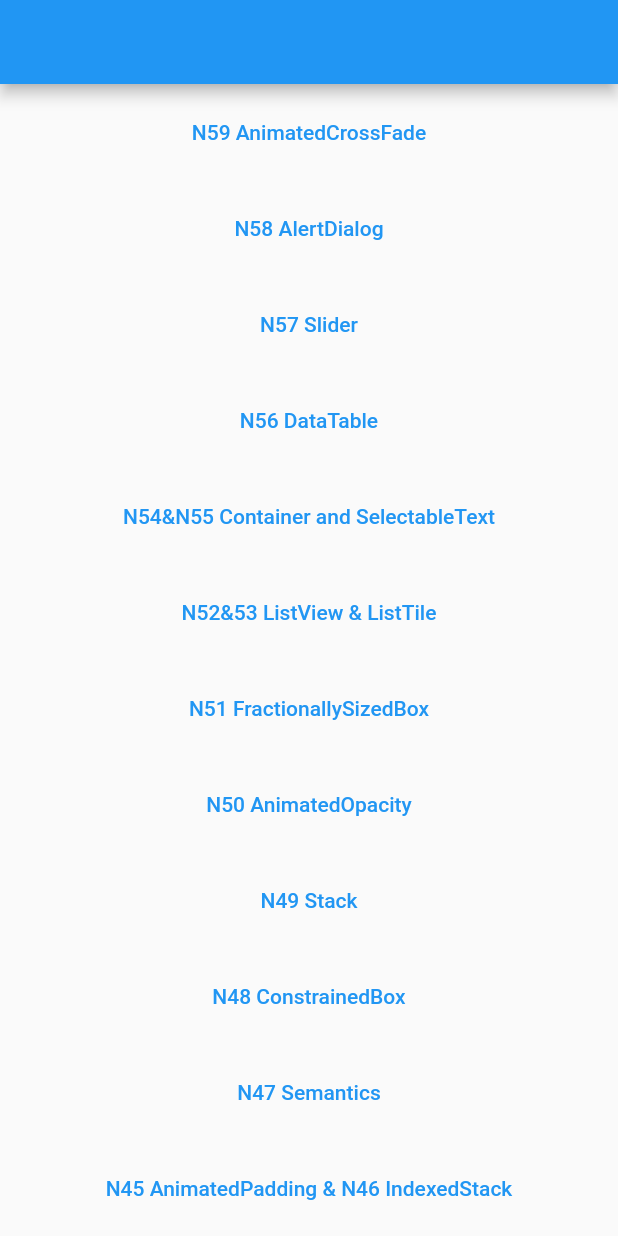
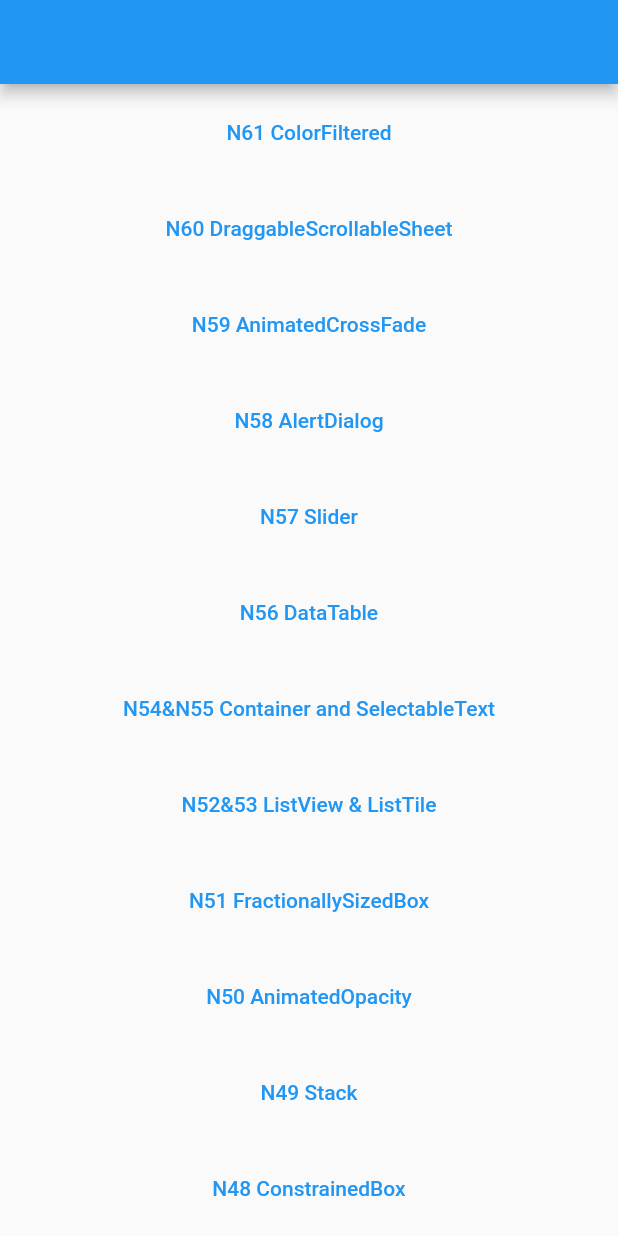
Before and after one commit to ychsue/my_flutter_test, a Flutter app: the screen it shows after launch, on a phone screen of 412 x 824 dp. Run offline on Flutter 3.47's test engine with Material 2 defaults, Android fonts, the phone set to English and light mode, and no system bars; our stand-ins replace bloc, flutter_bloc, get, transparent_image; missing offline and left inert: resizable_widget; Roboto replaces fonts that are missing (Georgia).

Commit message:
`DraggableScrollableSheet` 正常，但 `ColorFiltered` 在 Web 上不正常。

```diff
--- a/lib/src/route/app_pages.dart
+++ b/lib/src/route/app_pages.dart
@@ -43,11 +43,13 @@ import 'package:test2/src/route/main_screens/n56_data_table.dart';
 import 'package:test2/src/route/main_screens/n57_slider.dart';
 import 'package:test2/src/route/main_screens/n58/n58_alert_dialog.dart';
 import 'package:test2/src/route/main_screens/n59/n59_animated_cross_fade.dart';
+import 'package:test2/src/route/main_screens/n61_color_filtered.dart';
 import 'package:test2/src/route/main_screens/sliver_screen.dart';
 import 'package:test2/src/route/main_screens/unknown_screen.dart';
 import 'package:test2/src/route/main_screens/welcome_screen.dart';
 
 import 'main_screens/get_home_screen.dart';
+import 'main_screens/n60_draggable_scrollable_sheet.dart';
 
 enum Routes {
   home,
@@ -98,10 +100,20 @@ enum Routes {
   n57_slider,
   n58_alert_dialog,
   n59_animated_cross_fade,
+  n60_graggable_scrollable_sheet,
+  n61_color_filtered,
 }
 
 abstract class AppPages {
   static final pages = [
+    GetPage(
+      name: Routes.n61_color_filtered.toLocation,
+      page: () => N61ColorFilteredScreen(),
+    ),
+    GetPage(
+      name: Routes.n60_graggable_scrollable_sheet.toLocation,
+      page: () => N60DraggableScrollableSheetScreen(),
+    ),
     GetPage(
       name: Routes.n59_animated_cross_fade.toLocation,
       page: () => N59AnimatedCrossFadeScreen(),
--- a/lib/src/route/main_screens/get_home_screen.dart
+++ b/lib/src/route/main_screens/get_home_screen.dart
@@ -14,6 +14,20 @@ class GetHomeScreen extends StatelessWidget {
           child: Container(
         child: ListView(
           children: [
+            Container(
+              margin: EdgeInsets.all(8.0),
+              child: TextButton(
+                  onPressed: () =>
+                      Get.toNamed(Routes.n61_color_filtered.toLocation),
+                  child: Text("N61 ColorFiltered")),
+            ),
+            Container(
+              margin: EdgeInsets.all(8.0),
+              child: TextButton(
+                  onPressed: () => Get.toNamed(
+                      Routes.n60_graggable_scrollable_sheet.toLocation),
+                  child: Text("N60 DraggableScrollableSheet")),
+            ),
             Container(
               margin: EdgeInsets.all(8.0),
               child: TextButton(
```
Also changed, not shown: lib/src/route/main_screens/n60_draggable_scrollable_sheet.dart (added, +42 -0 lines), lib/src/route/main_screens/n61_color_filtered.dart (added, +120 -0 lines), 1 other file.
